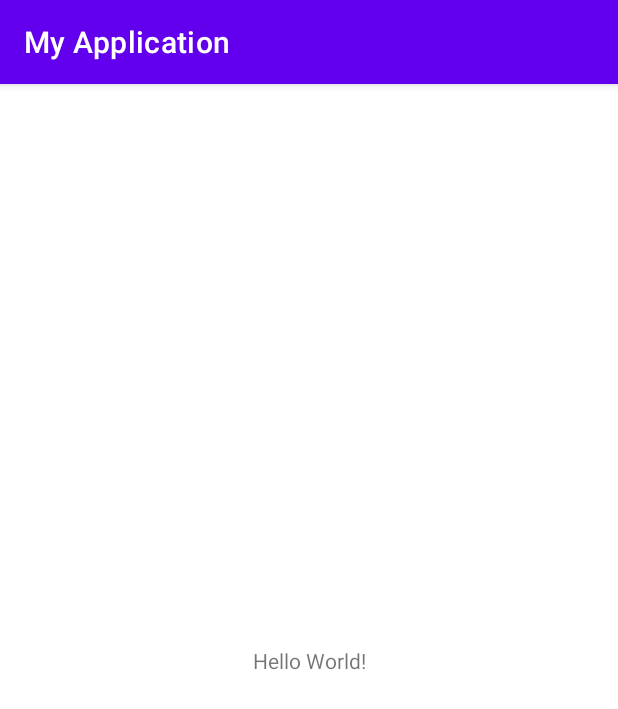
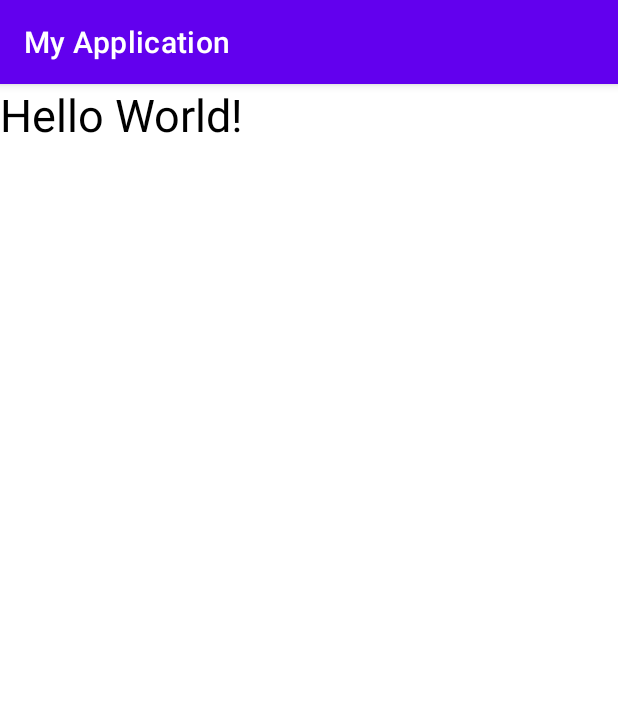
Before and after one commit to kevcodelang/MyApplication, an Android app: the screen it shows after launch (MainActivity), on a phone screen of 412 x 824 dp. Shown: the top 709 px of the screen. Run offline under Robolectric (Android 15) with nearby library versions, the phone set to English and light mode, and no system bars.

Commit message:
commit initial

```diff
--- a/app/src/main/res/layout/activity_main.xml
+++ b/app/src/main/res/layout/activity_main.xml
@@ -1,18 +1,19 @@
 <?xml version="1.0" encoding="utf-8"?>
-<androidx.constraintlayout.widget.ConstraintLayout xmlns:android="http://schemas.android.com/apk/res/android"
+<LinearLayout xmlns:android="http://schemas.android.com/apk/res/android"
     xmlns:app="http://schemas.android.com/apk/res-auto"
     xmlns:tools="http://schemas.android.com/tools"
-    android:layout_width="match_parent"
-    android:layout_height="match_parent"
+    android:layout_width="wrap_content"
+    android:layout_height="wrap_content"
+
+
     tools:context=".MainActivity">
 
     <TextView
         android:layout_width="wrap_content"
         android:layout_height="wrap_content"
         android:text="Hello World!"
-        app:layout_constraintBottom_toBottomOf="parent"
-        app:layout_constraintLeft_toLeftOf="parent"
-        app:layout_constraintRight_toRightOf="parent"
-        app:layout_constraintTop_toTopOf="parent" />
+        android:textColor="@color/black"
+        android:textSize="30dp"
+        />
 
-</androidx.constraintlayout.widget.ConstraintLayout>
+</LinearLayout>
```
